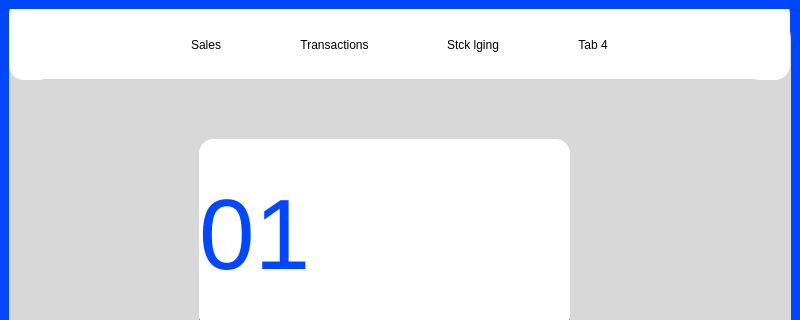
First picture: the form in SariSariSleuth/mainwindow.ui, repository ZachMatriano/CMSC-21-Finals, before the edit; both pictures show x 0 to 800 and y 0 to 320 of the 800 by 600 pixel window.
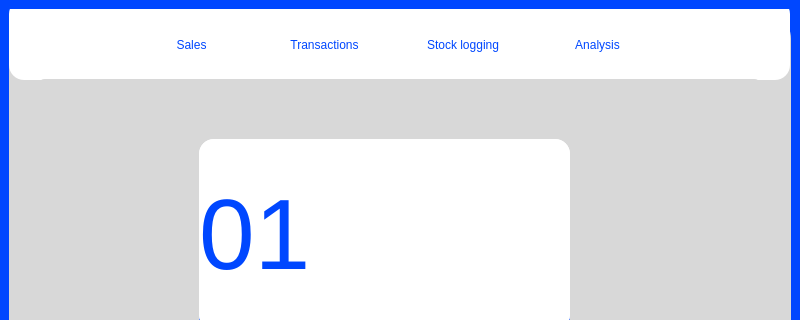
Second picture: the form after the edit. Icons and pictures are not drawn.

Patch:
```diff
--- a/SariSariSleuth/mainwindow.ui
+++ b/SariSariSleuth/mainwindow.ui
@@ -49,9 +49,9 @@
        <widget class="QWidget" name="horizontalLayoutWidget">
         <property name="geometry">
          <rect>
-          <x>110</x>
+          <x>90</x>
           <y>10</y>
-          <width>561</width>
+          <width>591</width>
           <height>71</height>
          </rect>
         </property>
@@ -75,13 +75,14 @@
             <bool>true</bool>
            </property>
            <property name="sizePolicy">
-            <sizepolicy hsizetype="Preferred" vsizetype="Preferred">
+            <sizepolicy hsizetype="MinimumExpanding" vsizetype="MinimumExpanding">
              <horstretch>0</horstretch>
              <verstretch>0</verstretch>
             </sizepolicy>
            </property>
            <property name="styleSheet">
-            <string notr="true">background-color: rgb();</string>
+            <string notr="true">font: 700 9pt &quot;Montserrat&quot;;
+color: rgb(0, 71, 255);</string>
            </property>
            <property name="text">
             <string>Sales</string>
@@ -104,13 +105,14 @@
          <item>
           <widget class="QPushButton" name="transt_btn">
            <property name="sizePolicy">
-            <sizepolicy hsizetype="Preferred" vsizetype="Preferred">
+            <sizepolicy hsizetype="MinimumExpanding" vsizetype="MinimumExpanding">
              <horstretch>0</horstretch>
              <verstretch>0</verstretch>
             </sizepolicy>
            </property>
            <property name="styleSheet">
-            <string notr="true">background-color: rgb();</string>
+            <string notr="true">font: 700 9pt &quot;Montserrat&quot;;
+color: rgb(0, 71, 255);</string>
            </property>
            <property name="text">
             <string>Transactions</string>
@@ -133,16 +135,17 @@
          <item>
           <widget class="QPushButton" name="logging_btn">
            <property name="sizePolicy">
-            <sizepolicy hsizetype="Preferred" vsizetype="Preferred">
+            <sizepolicy hsizetype="MinimumExpanding" vsizetype="MinimumExpanding">
              <horstretch>0</horstretch>
              <verstretch>0</verstretch>
             </sizepolicy>
            </property>
            <property name="styleSheet">
-            <string notr="true">background-color: rgb();</string>
+            <string notr="true">font: 700 9pt &quot;Montserrat&quot;;
+color: rgb(0, 71, 255);</string>
            </property>
            <property name="text">
-            <string>Stck lging</string>
+            <string>Stock logging</string>
            </property>
           </widget>
          </item>
@@ -162,16 +165,17 @@
          <item>
           <widget class="QPushButton" name="misctab">
            <property name="sizePolicy">
-            <sizepolicy hsizetype="Preferred" vsizetype="Preferred">
+            <sizepolicy hsizetype="MinimumExpanding" vsizetype="MinimumExpanding">
              <horstretch>0</horstretch>
              <verstretch>0</verstretch>
             </sizepolicy>
            </property>
            <property name="styleSheet">
-            <string notr="true">background-color: rgb();</string>
+            <string notr="true">font: 700 9pt &quot;Montserrat&quot;;
+color: rgb(0, 71, 255);</string>
            </property>
            <property name="text">
-            <string>Tab 4</string>
+            <string>Analysis</string>
            </property>
           </widget>
          </item>
```
Left out of the diff: 8 changed lines with no effect on the pictures.
